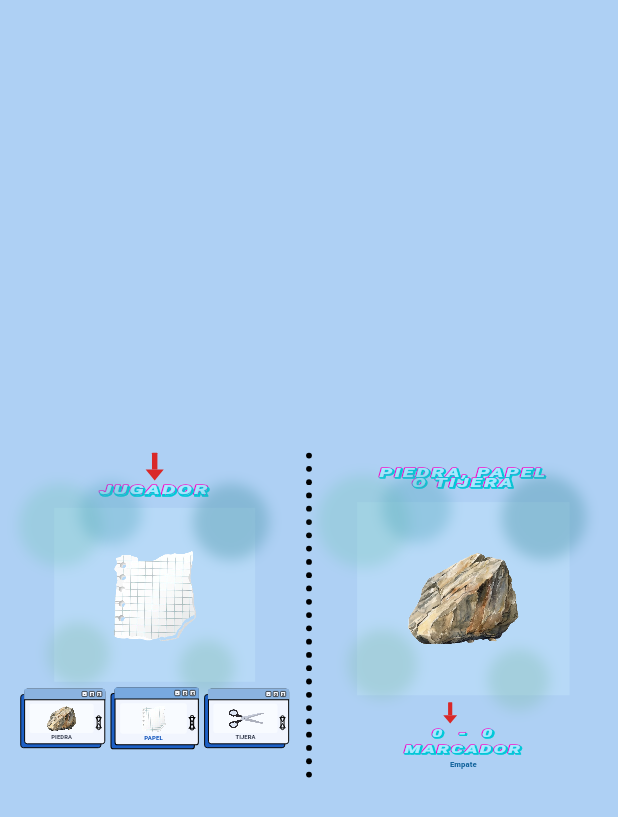
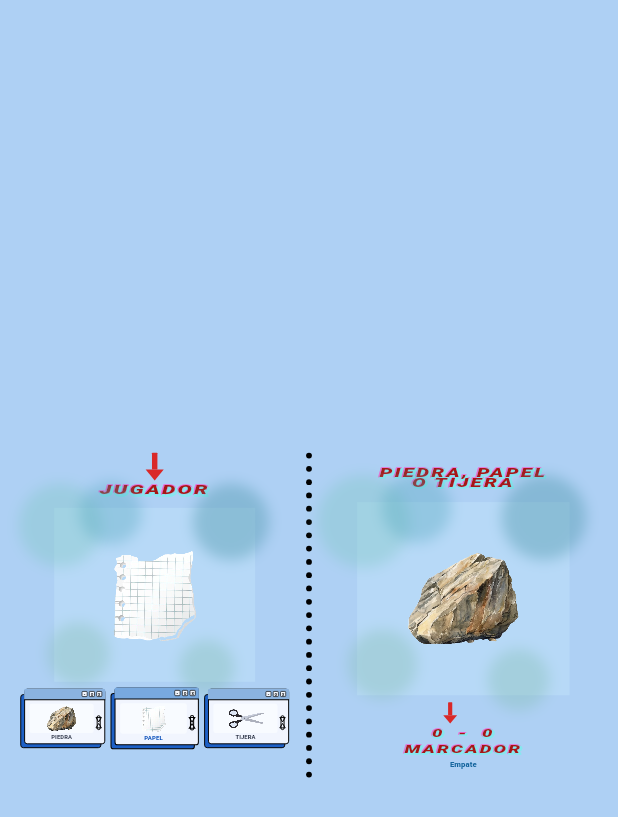
Before and after one commit to kgcamachoa/app-flutter, a Flutter app: the screen it shows after launch, on a phone screen of 412 x 824 dp. Shown: the top 817 px of the screen. Run offline on Flutter 3.47's test engine with Material 3 defaults, Android fonts, the phone set to English and light mode, and no system bars; Roboto replaces fonts that are missing (Arial).

Commit message:
Cambio de color de tipofrafía

```diff
--- a/pdr_ppl_tjrs/lib/main.dart
+++ b/pdr_ppl_tjrs/lib/main.dart
@@ -588,12 +588,12 @@ class _NeonText extends StatelessWidget {
     return Stack(
       alignment: Alignment.center,
       children: [
-        layer(style(strokeColor: const Color(0xFFFF00C8), strokeWidth: 6)),
+        layer(style(strokeColor: const Color.fromARGB(255, 240, 101, 210), strokeWidth: 6)),
         layer(
-          style(strokeColor: const Color(0xFF00C9D8), strokeWidth: 6),
+          style(strokeColor: const Color.fromARGB(255, 133, 232, 239), strokeWidth: 6),
           offset: const Offset(3, 3),
         ),
-        layer(style(color: const Color(0xFFA6E9FF))),
+        layer(style(color: const Color.fromARGB(255, 167, 22, 22))),
       ],
     );
   }
```
